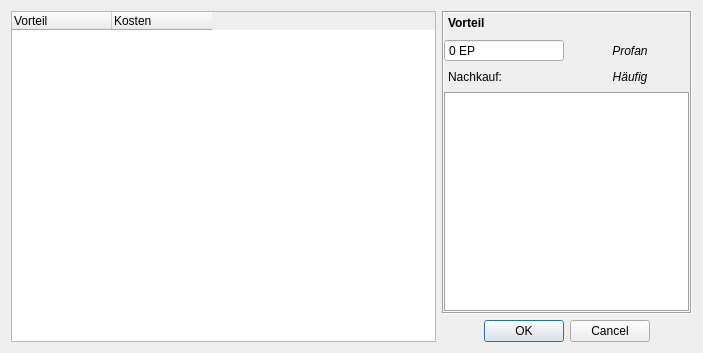
This is UI/CharakterMinderpakt.ui in Aeolitus/Sephrasto as Qt 5 draws it before an edit. The edited form follows.
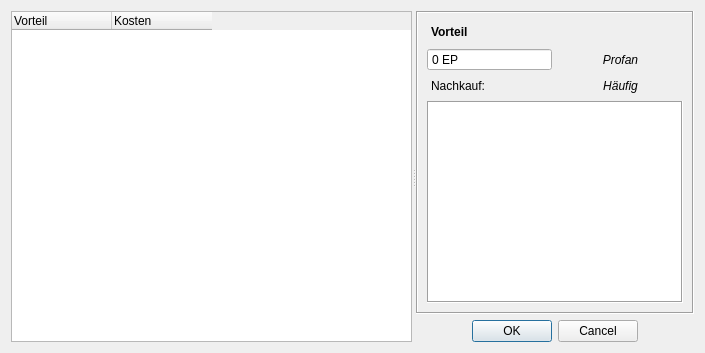
This is the edited form.

Commit message: - Make all split panels (Fertigkeiten, Übernatürliche Fertigkeiten, Minderpakt, Talent-Selektor, Vorteile, Waffen) resizable by the user. - Improved padding on the right side panels, labels stuck to close to the edge border before. - Slightly increased talent selector default window size.

```diff
--- a/UI/CharakterMinderpakt.ui
+++ b/UI/CharakterMinderpakt.ui
@@ -6,7 +6,7 @@
    <rect>
     <x>0</x>
     <y>0</y>
-    <width>701</width>
+    <width>705</width>
     <height>353</height>
    </rect>
   </property>
@@ -15,16 +15,20 @@
   </property>
   <layout class="QGridLayout" name="gridLayout_2">
    <item row="0" column="0">
+    <widget class="QSplitter" name="splitter">
+     <property name="orientation">
+      <enum>Qt::Horizontal</enum>
+     </property>
     <widget class="QTreeWidget" name="treeWidget">
      <property name="sizePolicy">
       <sizepolicy hsizetype="Expanding" vsizetype="Expanding">
-       <horstretch>0</horstretch>
+        <horstretch>1</horstretch>
        <verstretch>0</verstretch>
       </sizepolicy>
      </property>
      <property name="minimumSize">
       <size>
-       <width>425</width>
+        <width>0</width>
        <height>0</height>
       </size>
      </property>
@@ -81,20 +85,19 @@
       </property>
      </column>
     </widget>
-   </item>
-   <item row="0" column="1">
+     <widget class="QWidget" name="">
     <layout class="QVBoxLayout" name="verticalLayout">
      <item>
       <widget class="QScrollArea" name="scrollArea">
        <property name="minimumSize">
         <size>
-         <width>250</width>
+           <width>0</width>
          <height>0</height>
         </size>
        </property>
        <property name="maximumSize">
         <size>
-         <width>225</width>
+           <width>16777215</width>
          <height>16777215</height>
         </size>
        </property>
@@ -116,116 +119,11 @@
           <x>0</x>
           <y>0</y>
           <width>246</width>
-          <height>300</height>
+            <height>290</height>
          </rect>
         </property>
         <layout class="QGridLayout" name="gridLayout">
-         <property name="leftMargin">
-          <number>0</number>
-         </property>
-         <property name="topMargin">
-          <number>0</number>
-         </property>
-         <property name="rightMargin">
-          <number>0</number>
-         </property>
-         <property name="bottomMargin">
-          <number>0</number>
-         </property>
-         <item row="0" column="0" colspan="2">
-          <widget class="QLabel" name="labelVorteil">
-           <property name="minimumSize">
-            <size>
-             <width>0</width>
-             <height>20</height>
-            </size>
-           </property>
-           <property name="font">
-            <font>
-             <weight>75</weight>
-             <bold>true</bold>
-            </font>
-           </property>
-           <property name="styleSheet">
-            <string notr="true">margin-left: 1px;</string>
-           </property>
-           <property name="text">
-            <string>Vorteil</string>
-           </property>
-          </widget>
-         </item>
-         <item row="3" column="0">
-          <widget class="QLabel" name="label">
-           <property name="styleSheet">
-            <string notr="true">margin-left: 1px</string>
-           </property>
-           <property name="text">
-            <string>Nachkauf:</string>
-           </property>
-          </widget>
-         </item>
-         <item row="6" column="0" colspan="2">
-          <widget class="QPlainTextEdit" name="plainText">
-           <property name="frameShape">
-            <enum>QFrame::Box</enum>
-           </property>
-           <property name="frameShadow">
-            <enum>QFrame::Sunken</enum>
-           </property>
-           <property name="lineWidth">
-            <number>1</number>
-           </property>
-           <property name="readOnly">
-            <bool>true</bool>
-           </property>
-           <property name="backgroundVisible">
-            <bool>false</bool>
-           </property>
-          </widget>
-         </item>
-         <item row="2" column="1">
-          <widget class="QLabel" name="labelTyp">
-           <property name="minimumSize">
-            <size>
-             <width>0</width>
-             <height>18</height>
-            </size>
-           </property>
-           <property name="font">
-            <font>
-             <italic>true</italic>
-            </font>
-           </property>
-           <property name="text">
-            <string>Profan</string>
-           </property>
-           <property name="alignment">
-            <set>Qt::AlignCenter</set>
-           </property>
-          </widget>
-         </item>
-         <item row="3" column="1">
-          <widget class="QLabel" name="labelNachkauf">
-           <property name="minimumSize">
-            <size>
-             <width>0</width>
-             <height>18</height>
-            </size>
-           </property>
-           <property name="font">
-            <font>
-             <italic>true</italic>
-            </font>
-           </property>
-           <property name="text">
-            <string>Häufig</string>
-           </property>
-           <property name="alignment">
-            <set>Qt::AlignCenter</set>
-           </property>
-          </widget>
-         </item>
-         <item row="2" column="0">
+           <item row="1" column="0">
           <widget class="QSpinBox" name="spinKosten">
            <property name="alignment">
             <set>Qt::AlignLeading|Qt::AlignLeft|Qt::AlignVCenter</set>
@@ -250,6 +148,99 @@
            </property>
           </widget>
          </item>
+           <item row="1" column="1">
+            <widget class="QLabel" name="labelTyp">
+             <property name="minimumSize">
+              <size>
+               <width>0</width>
+               <height>18</height>
+              </size>
+             </property>
+             <property name="font">
+              <font>
+               <italic>true</italic>
+              </font>
+             </property>
+             <property name="text">
+              <string>Profan</string>
+             </property>
+             <property name="alignment">
+              <set>Qt::AlignCenter</set>
+             </property>
+            </widget>
+           </item>
+           <item row="2" column="0">
+            <widget class="QLabel" name="label">
+             <property name="styleSheet">
+              <string notr="true">margin-left: 1px</string>
+             </property>
+             <property name="text">
+              <string>Nachkauf:</string>
+             </property>
+            </widget>
+           </item>
+           <item row="2" column="1">
+            <widget class="QLabel" name="labelNachkauf">
+             <property name="minimumSize">
+              <size>
+               <width>0</width>
+               <height>18</height>
+              </size>
+             </property>
+             <property name="font">
+              <font>
+               <italic>true</italic>
+              </font>
+             </property>
+             <property name="text">
+              <string>Häufig</string>
+             </property>
+             <property name="alignment">
+              <set>Qt::AlignCenter</set>
+             </property>
+            </widget>
+           </item>
+           <item row="3" column="0" colspan="2">
+            <widget class="QPlainTextEdit" name="plainText">
+             <property name="frameShape">
+              <enum>QFrame::Box</enum>
+             </property>
+             <property name="frameShadow">
+              <enum>QFrame::Sunken</enum>
+             </property>
+             <property name="lineWidth">
+              <number>1</number>
+             </property>
+             <property name="readOnly">
+              <bool>true</bool>
+             </property>
+             <property name="backgroundVisible">
+              <bool>false</bool>
+             </property>
+            </widget>
+           </item>
+           <item row="0" column="0" colspan="2">
+            <widget class="QLabel" name="labelVorteil">
+             <property name="minimumSize">
+              <size>
+               <width>0</width>
+               <height>20</height>
+              </size>
+             </property>
+             <property name="font">
+              <font>
+               <weight>75</weight>
+               <bold>true</bold>
+              </font>
+             </property>
+             <property name="styleSheet">
+              <string notr="true">margin-left: 1px;</string>
+             </property>
+             <property name="text">
+              <string>Vorteil</string>
+             </property>
+            </widget>
+           </item>
         </layout>
        </widget>
       </widget>
@@ -268,6 +259,8 @@
       </widget>
      </item>
     </layout>
+     </widget>
+    </widget>
    </item>
   </layout>
  </widget>
```
Left out of the diff: 6 changed lines with no effect on the pictures. Lines whose indentation alone changed are shown as unchanged. The commit also changes 11 other files.
